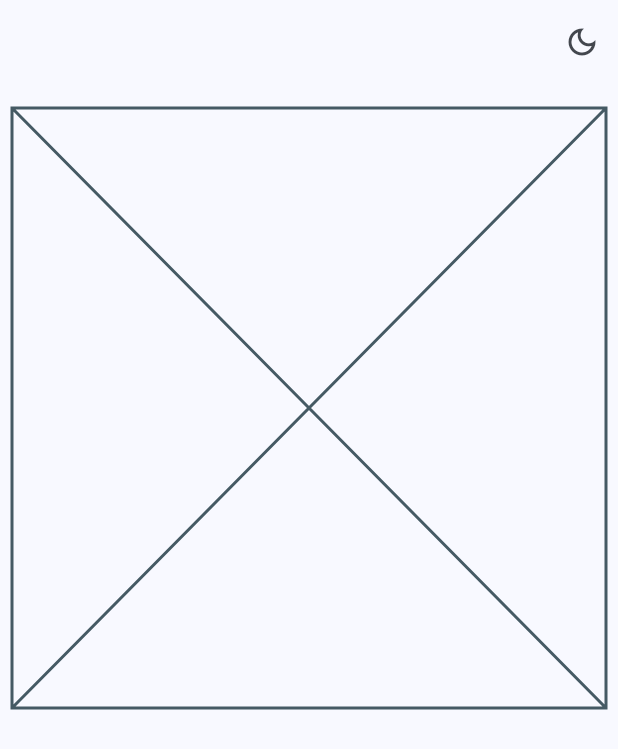
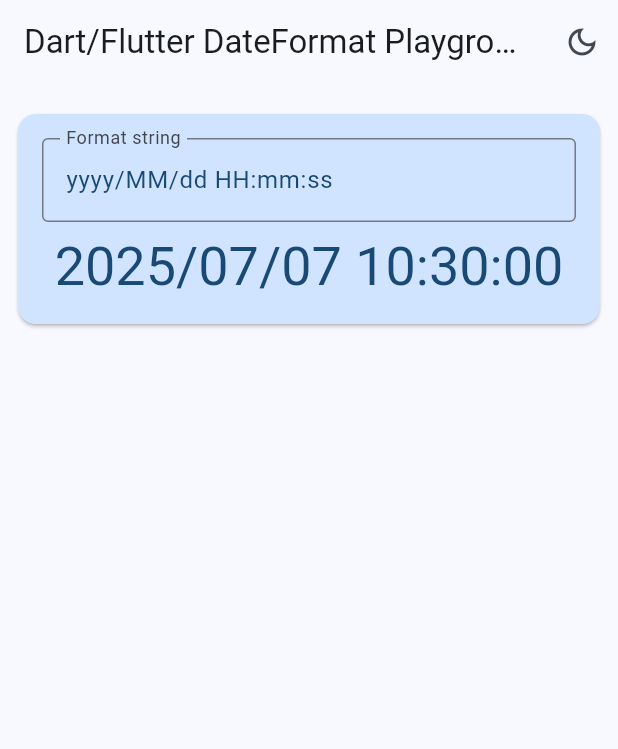
Before and after one commit to ffelixm/date-format-playground, a Flutter app: the screen it shows after launch, on a phone screen of 412 x 824 dp. Shown: the top 749 px of the screen. Run offline on Flutter 3.47's test engine with Material 3 defaults, Android fonts, the phone set to English and light mode, and no system bars.

Commit message:
Add playground card widget

```diff
--- /dev/null
+++ b/lib/ui/home/playground_card.dart
@@ -0,0 +1,52 @@
+import 'package:flutter/material.dart';
+import 'package:intl/intl.dart';
+
+class PlaygroundCard extends StatefulWidget {
+  const PlaygroundCard({super.key});
+
+  @override
+  State<PlaygroundCard> createState() => _PlaygroundCardState();
+}
+
+class _PlaygroundCardState extends State<PlaygroundCard> {
+  final dateFormatController = TextEditingController(text: "yyyy/MM/dd HH:mm:ss");
+
+  String get formattedDate {
+    try {
+      return DateFormat(dateFormatController.text).format(DateTime.now());
+    } catch (e) {
+      return "Invalid Date Format: $e";
+    }
+  }
+
+  @override
+  Widget build(BuildContext context) {
+    var theme = Theme.of(context);
+
+    return Card(
+      color: theme.colorScheme.primaryContainer,
+      child: Padding(
+        padding: const EdgeInsets.all(16),
+        child: Column(
+          spacing: 8,
+          children: [
+            TextField(
+              decoration: InputDecoration(
+                border: OutlineInputBorder(),
+                labelText: "Format string",
+                hintText: "yyyy/MM/dd HH:mm:ss"
+              ),
+              style: TextStyle(color: theme.colorScheme.onPrimaryContainer),
+              controller: dateFormatController,
+              onChanged: (value) => setState(() {}),
+            ),
+            Text(
+              formattedDate,
+              style: theme.textTheme.displaySmall!.copyWith(color: theme.colorScheme.onPrimaryContainer),
+            ),
+          ],
+        ),
+      ),
+    );
+  }
+}
--- a/lib/ui/home_view.dart
+++ b/lib/ui/home_view.dart
@@ -1,3 +1,4 @@
+import 'package:date_format_playground/ui/home/playground_card.dart';
 import 'package:flutter/material.dart';
 
 class HomeView extends StatelessWidget {
@@ -14,6 +15,7 @@ class HomeView extends StatelessWidget {
   Widget build(BuildContext context) {
     return Scaffold(
       appBar: AppBar(
+        title: Text("Dart/Flutter DateFormat Playground"),
         actions: [
           IconButton(
             onPressed: () => onThemeModeChanged(
@@ -36,7 +38,11 @@ class HomeView extends StatelessWidget {
               child: Container(
                 width: constraints.maxWidth > 600 ? 600 : double.infinity,
                 padding: EdgeInsets.symmetric(horizontal: 8),
-                child: const Placeholder(),
+                child: Column(
+                  children: [
+                    PlaygroundCard(),
+                  ],
+                ),
               ),
             ),
           );
```
